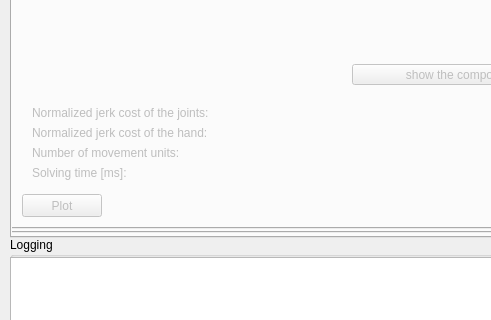
This is ui/main_window.ui in zohannn/motion_manager as Qt 5 draws it before an edit; both pictures show x 0 to 491 and y 282 to 602 of the 1101 by 697 pixel window. The edited form follows.
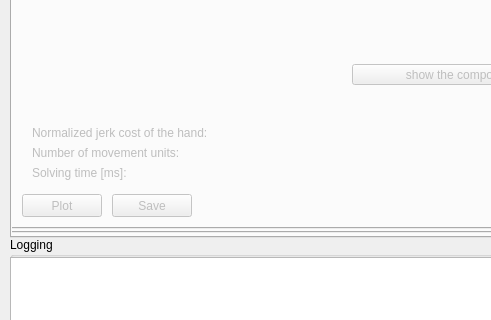
This is the edited form. The open tabs and pages were chosen to show the change. Icons and pictures are not drawn. Custom widgets are drawn as their Qt base class.

```diff
--- a/ui/main_window.ui
+++ b/ui/main_window.ui
@@ -1083,32 +1083,6 @@
            <string>Plot</string>
           </property>
          </widget>
-         <widget class="QWidget" name="layoutWidget">
-          <property name="geometry">
-           <rect>
-            <x>20</x>
-            <y>290</y>
-            <width>331</width>
-            <height>17</height>
-           </rect>
-          </property>
-          <layout class="QHBoxLayout" name="horizontalLayout_2">
-           <item>
-            <widget class="QLabel" name="label_cost_joints">
-             <property name="text">
-              <string>Normalized jerk cost of the joints: </string>
-             </property>
-            </widget>
-           </item>
-           <item>
-            <widget class="QLabel" name="label_cost_joints_value">
-             <property name="text">
-              <string/>
-             </property>
-            </widget>
-           </item>
-          </layout>
-         </widget>
          <widget class="QWidget" name="layoutWidget_2">
           <property name="geometry">
            <rect>
@@ -1200,6 +1174,19 @@
            </item>
           </layout>
          </widget>
+         <widget class="QPushButton" name="pushButton_save_res_mov">
+          <property name="geometry">
+           <rect>
+            <x>100</x>
+            <y>380</y>
+            <width>80</width>
+            <height>23</height>
+           </rect>
+          </property>
+          <property name="text">
+           <string>Save</string>
+          </property>
+         </widget>
         </widget>
         <widget class="QWidget" name="tab_results_plan_task">
          <attribute name="title">
```
Left out of the diff: 13 changed lines with no effect on the pictures.
